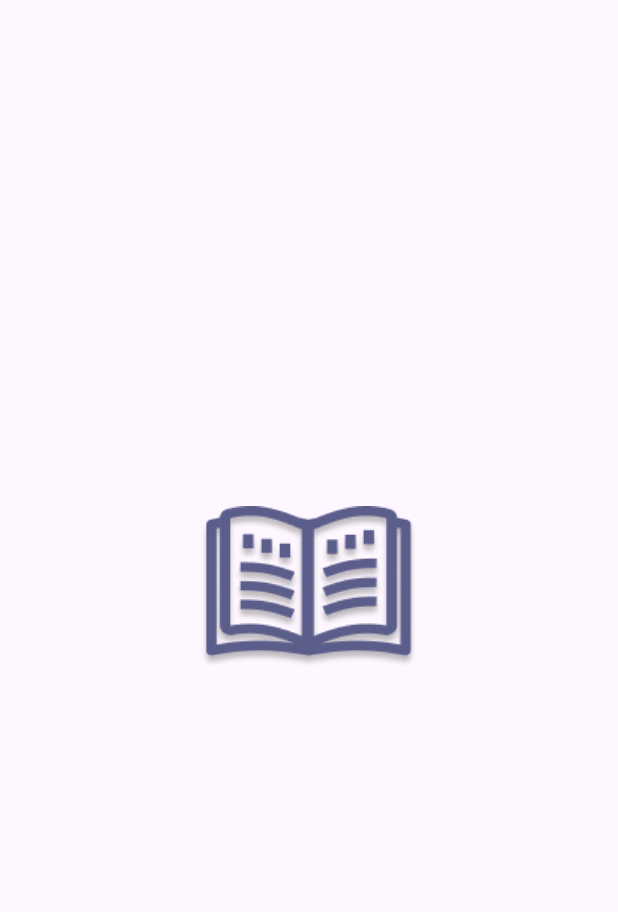
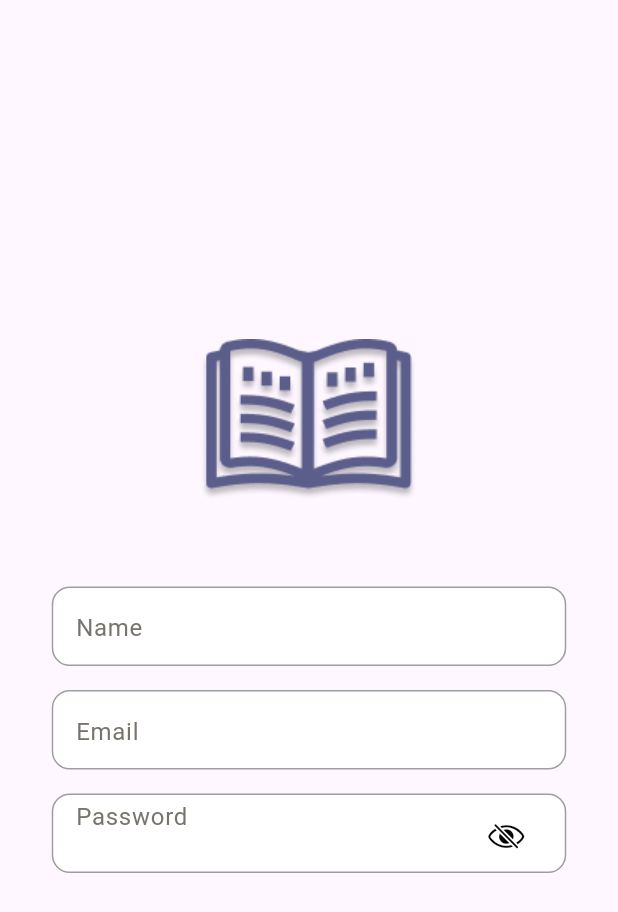
Before and after one commit to leslly/bookshop_project, a Flutter app: the screen it shows after launch, after a tap on "create account", on a phone screen of 412 x 824 dp. Shown: the top 912 px of the screen. Run offline on Flutter 3.47's test engine with Material 2 defaults, Android fonts, the phone set to English and light mode, and no system bars; our stand-ins replace dio, firebase_auth, firebase_core, get, hexcolor; accounts and stored records are empty.

```diff
--- a/bookshop_project/lib/main.dart
+++ b/bookshop_project/lib/main.dart
@@ -1,9 +1,17 @@
 import 'package:bookshop_project/screen/splash.dart';
+import 'package:bookshop_project/utils/authentication/auth_repo.dart';
+import 'package:firebase_core/firebase_core.dart';
 import 'package:flutter/material.dart';
+import 'package:get/get.dart';
 
-void main() {
+void main() async{
+  WidgetsFlutterBinding.ensureInitialized();
+  await Firebase.initializeApp()
+      .then((value) => Get.put(AuthenticationRepository(),),);
   runApp(const MyApp());
 }
+
+final navigatorKey = GlobalKey<NavigatorState>();
 
 class MyApp extends StatelessWidget {
   const MyApp({super.key});
--- a/bookshop_project/lib/screen/sign_up.dart
+++ b/bookshop_project/lib/screen/sign_up.dart
@@ -1,22 +1,29 @@
+import 'package:bookshop_project/utils/controllers.dart';
+import 'package:flutter/cupertino.dart';
 import 'package:flutter/material.dart';
+import 'package:get/get.dart';
+import 'package:get/get_core/src/get_main.dart';
 
-class SignUpPage extends StatefulWidget {
+import '../utils/text_form_global.dart';
+
+class SignUpPage extends StatelessWidget {
   const SignUpPage({super.key});
 
   @override
-  State<SignUpPage> createState() => _SignUpPageState();
-}
+  Widget build(BuildContext context) {
 
-class _SignUpPageState extends State<SignUpPage> {
-  @override
-  Widget build(BuildContext context) {
+    final controller = Get.put(SignUpController());
+    final formKey = GlobalKey<FormState>();
+
     return Scaffold(
       body: SafeArea(
         child: Padding(
           padding: const EdgeInsets.all(10.0),
           child: Container(
             alignment: Alignment.center,
-            child:  Column(
+            child:  Form(
+              key: formKey,
+              child: Column(
                 mainAxisAlignment: MainAxisAlignment.center,
                 children: [
                    Image.asset(
@@ -24,7 +31,45 @@ class _SignUpPageState extends State<SignUpPage> {
                      fit: BoxFit.contain,
                    ),
                    SizedBox(height: 41),
+                  // NAME CONTROLLER
+                  const SizedBox(height: 16),
+                  TextFormGlobal(
+                    controller: controller.name,
+                    text: 'Name',
+                    textInputType: TextInputType.text,
+                    obscure: false,
+                    icon: null,
+                    radius: 12,
+                    height: 53,
+                    width: 343,
+                  ),
+                  // EMAIL CONTROLLER
+                  const SizedBox(height: 16),
+                  TextFormGlobal(
+                    controller: controller.email,
+                    text: 'Email',
+                    textInputType: TextInputType.emailAddress,
+                    obscure: false,
+                    icon: null,
+                    radius: 12,
+                    height: 53,
+                    width: 343,
+                  ),
+                  // PASSWORD CONTROLLER
+                  const SizedBox(height: 16),
+                  TextFormGlobal(
+                    controller: controller.password,
+                    text: 'Password',
+                    textInputType: TextInputType.text,
+                    obscure: true,
+                    icon: CupertinoIcons.eye_slash,
+                    radius: 12,
+                    height: 53,
+                    width: 343,
+                  ),
+                  const SizedBox(height: 16),
                 ],
+              ),
             ),
           ),
         ),
--- /dev/null
+++ b/bookshop_project/lib/utils/Service/http_helper.dart
@@ -0,0 +1,24 @@
+import 'package:dio/dio.dart';
+
+class HttpHelper {
+
+  final Dio dio = Dio();
+  String baseUrl = "https://fake-valid-cc-data-generator.p.rapidapi.com/";
+
+
+  Future<Response> get({
+    required String url,
+    String? token,
+    Map<String, dynamic>? queryParams
+  }) async{
+    dio.options.headers['Authorization'] = 'Bearer $token';
+    dio.options.contentType = 'application/json';
+    final response = await dio.get(
+      baseUrl + url,
+      queryParameters: queryParams,
+    );
+    print(baseUrl + url);
+    return response;
+  }
+
+}
--- /dev/null
+++ b/bookshop_project/lib/utils/Service/service.dart
@@ -0,0 +1,19 @@
+import 'dart:convert';
+
+import 'package:http/http.dart' as http;
+
+class GeneratedPaymentInfo {
+  Future<List?> getGeneratedInfo() async {
+    var url = "https://fake-valid-cc-data-generator.p.rapidapi.com";
+    var endpoint = Uri.parse(url);
+    var response = await http.get(endpoint);
+    if(response.statusCode == 200) {
+      final json = jsonDecode(response.body) as Map;
+      final result = json['generated info'] as List;
+      return result;
+    }else {
+      return null;
+    }
+
+  }
+}
--- /dev/null
+++ b/bookshop_project/lib/utils/text_form_global.dart
@@ -0,0 +1,66 @@
+import 'package:flutter/material.dart';
+
+import 'global_colors.dart';
+
+
+class TextFormGlobal extends StatelessWidget {
+  TextFormGlobal({Key? key,
+    this.height = 55,
+    this.icon,
+    required this.controller,
+    required this.text,
+    required this.textInputType,
+    required this.obscure,
+    this.radius = 100,
+    this.width = 339,
+    this.autovalidatemode = AutovalidateMode.onUserInteraction,
+    this.textinputaction = TextInputAction.done,
+    this.validator,
+  }) : super(key: key);
+
+  final TextEditingController controller;
+  final String text;
+  final TextInputType textInputType;
+  final bool obscure;
+  final double radius;//radius
+  final double width;//width
+  final IconData? icon;
+  final double height;
+  var validator;
+  var autovalidatemode;
+  var textinputaction;
+
+
+  @override
+  Widget build(BuildContext context) {
+    return Container( // this is the container for the email
+      height: height,
+      width: width,
+      padding: const EdgeInsets.only(top: 3, left: 15, bottom: 0, right: 15),
+      decoration: BoxDecoration(
+        border: Border.all(width: 1, color: Colors.grey),
+        color: GlobalColors.whiteTextColor,
+        borderRadius: BorderRadius.circular(radius),
+      ),
+      child: TextFormField(// the child inside the container holds the text field for the email
+        controller: controller,
+        keyboardType: textInputType,
+        obscureText: obscure,
+        // autofocus: true,
+        validator: validator,
+        textInputAction: textinputaction,
+        autovalidateMode: autovalidatemode,
+        decoration: InputDecoration(
+          hintText: text,
+          border: InputBorder.none,
+          contentPadding: const EdgeInsets.all(0),
+          hintStyle: TextStyle(
+            height: 1,
+            color: GlobalColors.smallTextColorGrey,
+          ),
+          suffixIcon: icon != null ? Icon(icon, color: Colors.black): null,
+        ),
+      ),
+    );
+  }
+}
--- a/bookshop_project/pubspec.yaml
+++ b/bookshop_project/pubspec.yaml
@@ -41,6 +41,8 @@ dependencies:
   dio: ^5.1.1
   firebase_auth: 4.4.2
   email_validator: ^2.1.17
+  firebase_core: ^2.17.0
+  cloud_firestore: ^4.15.6
 
 dev_dependencies:
   flutter_test:
```
Also changed, not shown: bookshop_project/pubspec.lock, 3 other files. Lines whose indentation alone changed are shown as unchanged.
